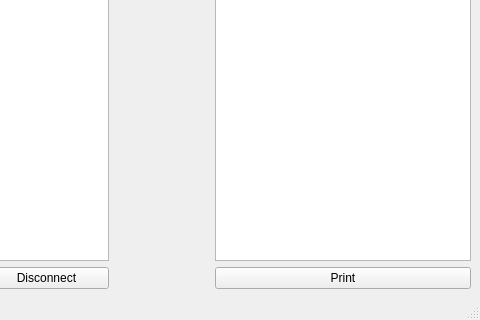
sciencefreak500/3DPrinterSoftware, file UIFiles/PrintProgramUI.ui: the form before one commit; both pictures show x 156 to 636 and y 212 to 532 of the 636 by 532 pixel window.
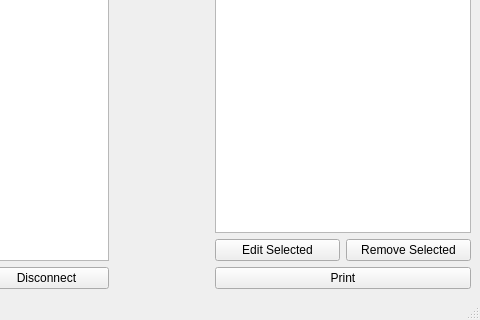
The form after the commit.

Commit message: Added edit and remove buttons

```diff
--- a/UIFiles/PrintProgramUI.ui
+++ b/UIFiles/PrintProgramUI.ui
@@ -165,6 +165,33 @@
           </property>
          </widget>
         </item>
+        <item>
+         <layout class="QHBoxLayout" name="horizontalLayout_4">
+          <item>
+           <widget class="QPushButton" name="btn_Edit">
+            <property name="enabled">
+             <bool>true</bool>
+            </property>
+            <property name="autoFillBackground">
+             <bool>false</bool>
+            </property>
+            <property name="text">
+             <string>Edit Selected</string>
+            </property>
+            <property name="flat">
+             <bool>false</bool>
+            </property>
+           </widget>
+          </item>
+          <item>
+           <widget class="QPushButton" name="btn_Remove">
+            <property name="text">
+             <string>Remove Selected</string>
+            </property>
+           </widget>
+          </item>
+         </layout>
+        </item>
         <item>
          <widget class="QPushButton" name="btn_Print">
           <property name="text">
```
Left out of the diff: 8 changed lines with no effect on the pictures. The commit also changes 6 other files.
